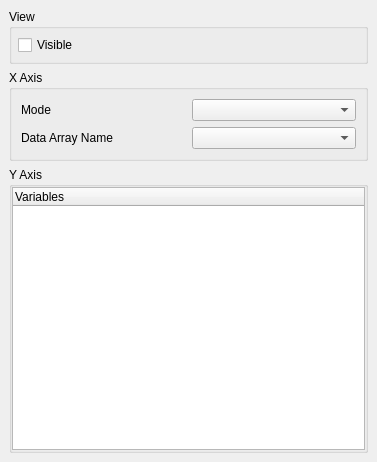
Old version of the form Qt/Components/Resources/UI/pqXYPlotDisplayEditor.ui in the repository wildmichael/ParaView3-enhancements-old.
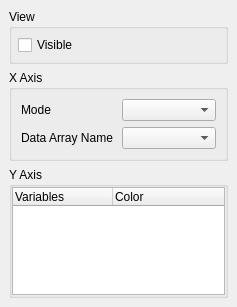
New version of the form.

Commit message: ENH: LinePlot now allows the user to choose color for each line.

```diff
--- a/Qt/Components/Resources/UI/pqXYPlotDisplayEditor.ui
+++ b/Qt/Components/Resources/UI/pqXYPlotDisplayEditor.ui
@@ -8,8 +8,8 @@
    <rect>
     <x>0</x>
     <y>0</y>
-    <width>377</width>
-    <height>462</height>
+    <width>237</width>
+    <height>307</height>
    </rect>
   </property>
   <property name="windowTitle" >
@@ -85,6 +85,11 @@
           <string>Variables</string>
          </property>
         </column>
+        <column>
+         <property name="text" >
+          <string>Color</string>
+         </property>
+        </column>
        </widget>
       </item>
      </layout>
```
Left out of the diff: 7 changed lines with no effect on the pictures. The commit also changes 14 other files.
